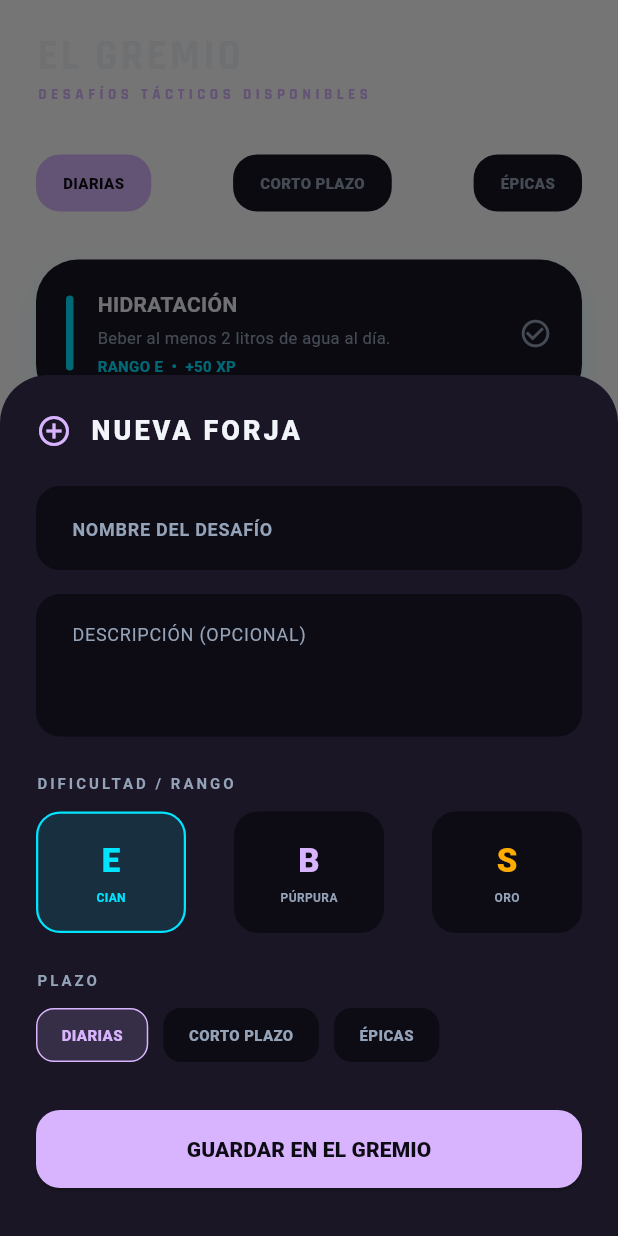
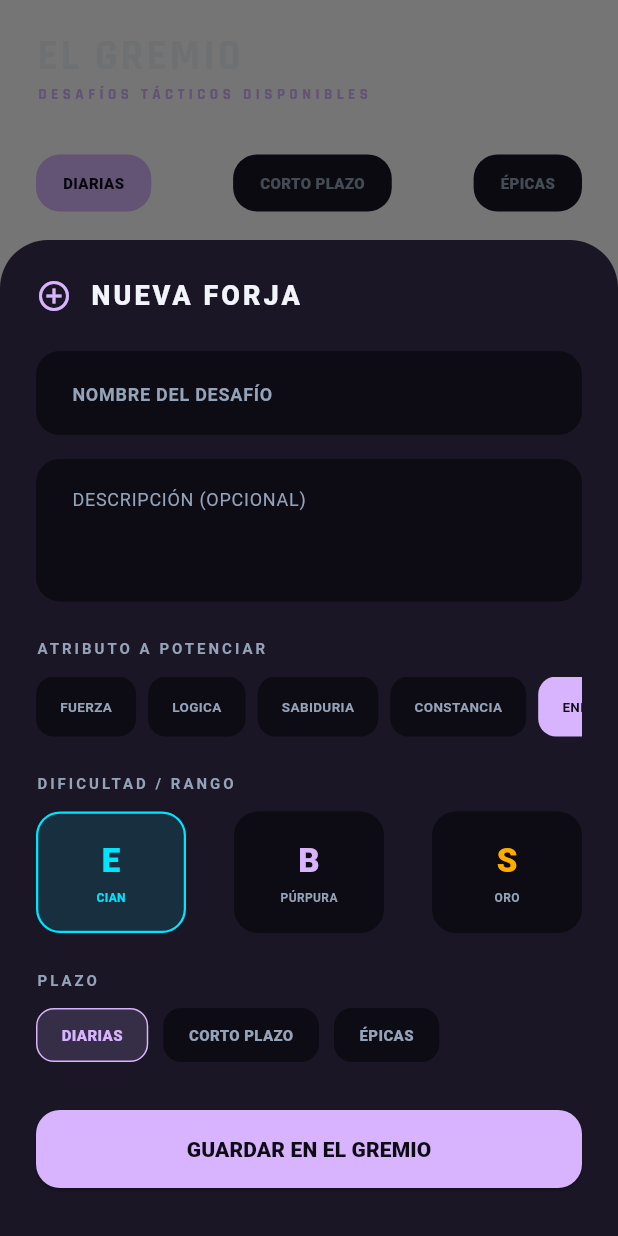
Before and after one commit to CodexAlG/Aevum-OS, a Flutter app: the GremioScreen screen opened directly, after a tap on "+ FORJAR DESAFÍO", on a phone screen of 412 x 824 dp. Run offline on Flutter 3.47's test engine with Material 3 defaults, Android fonts, the phone set to English and light mode, and no system bars; our stand-ins replace fl_chart, google_fonts, shared_preferences, speech_to_text; accounts and stored records are empty.

Commit message:
feat: implement mission management system and Gremio UI with state providers

```diff
--- a/lib/providers/mission_provider.dart
+++ b/lib/providers/mission_provider.dart
@@ -9,6 +9,7 @@ class Mission {
   final String category;
   final int xp;
   final String rank;
+  final String attribute;
   bool isDone;
 
   Mission({
@@ -18,6 +19,7 @@ class Mission {
     required this.category,
     required this.xp,
     required this.rank,
+    required this.attribute,
     this.isDone = false,
   });
 
@@ -28,6 +30,7 @@ class Mission {
     'category': category,
     'xp': xp,
     'rank': rank,
+    'attribute': attribute,
     'isDone': isDone,
   };
 
@@ -38,6 +41,7 @@ class Mission {
     category: json['category'],
     xp: json['xp'],
     rank: json['rank'],
+    attribute: json['attribute'] ?? 'Enfoque',
     isDone: json['isDone'],
   );
 }
@@ -45,7 +49,8 @@ class Mission {
 class MissionProvider with ChangeNotifier {
   List<Mission> _missions = [];
 
-  List<Mission> get missions => _missions;
+  List<Mission> get missions => _missions.where((m) => !m.isDone).toList();
+  List<Mission> get completedMissions => _missions.where((m) => m.isDone).toList();
 
   MissionProvider() {
     _loadMissions();
@@ -58,11 +63,7 @@ class MissionProvider with ChangeNotifier {
       final List<dynamic> decoded = jsonDecode(missionsJson);
       _missions = decoded.map((m) => Mission.fromJson(m)).toList();
     } else {
-      _missions = [
-        Mission(id: '1', title: 'HIDRATACIÓN', description: 'Beber al menos 2 litros de agua al día.', category: 'Diarias', xp: 50, rank: 'E'),
-        Mission(id: '2', title: 'LECTURA TÉCNICA', description: 'Leer documentación o artículos de ingeniería.', category: 'Diarias', xp: 120, rank: 'B'),
-        Mission(id: '3', title: 'CÓDIGO PURO', description: 'Completar un módulo funcional sin deuda técnica.', category: 'Corto Plazo', xp: 300, rank: 'S'),
-      ];
+      _missions = []; // Start empty as requested
     }
     notifyListeners();
   }
--- a/lib/providers/player_provider.dart
+++ b/lib/providers/player_provider.dart
@@ -2,23 +2,69 @@ import 'dart:math' as math;
 import 'package:flutter/material.dart';
 import 'package:shared_preferences/shared_preferences.dart';
 
+class Achievement {
+  final String id;
+  final String titulo;
+  final String descripcion;
+  bool isUnlocked;
+  final String condicion; // e.g., 'level_2', 'first_mission'
+
+  Achievement({
+    required this.id,
+    required this.titulo,
+    required this.descripcion,
+    this.isUnlocked = false,
+    required this.condicion,
+  });
+
+  Map<String, dynamic> toJson() => {
+    'id': id,
+    'titulo': titulo,
+    'descripcion': descripcion,
+    'isUnlocked': isUnlocked,
+    'condicion': condicion,
+  };
+
+  factory Achievement.fromJson(Map<String, dynamic> json) => Achievement(
+    id: json['id'],
+    titulo: json['titulo'],
+    descripcion: json['descripcion'],
+    isUnlocked: json['isUnlocked'] ?? false,
+    condicion: json['condicion'],
+  );
+}
+
 class PlayerProvider with ChangeNotifier {
   int _level = 1;
-  int _xp = 0;
+  int _currentXp = 0;
+  int _nextLevelXp = 100;
+  int _streak = 0;
   int _hp = 100;
-  int _nextLevelXp = 100;
 
-  // Onboarding Data
-  String _priority = 'Enfoque';
-  String _difficulty = 'Medio';
+  Map<String, double> _attributes = {
+    'Fuerza': 0,
+    'Logica': 0,
+    'Sabiduria': 0,
+    'Constancia': 0,
+    'Enfoque': 0,
+    'Vitalidad': 0
+  };
+
+  List<Achievement> _achievements = [
+    Achievement(id: 'lv2', titulo: 'NIVEL 2 ALCANZADO', descripcion: 'Has superado el umbral inicial.', condicion: 'level_2'),
+    Achievement(id: 'm1', titulo: 'PRIMERA MISIÓN', descripcion: 'Completaste tu primer desafío en el Gremio.', condicion: 'first_mission'),
+  ];
+
+  // Onboarding/System Data
   bool _isInitialized = false;
 
   int get level => _level;
-  int get xp => _xp;
+  int get currentXp => _currentXp;
+  int get nextLevelXp => _nextLevelXp;
+  int get streak => _streak;
   int get hp => _hp;
-  int get nextLevelXp => _nextLevelXp;
-  String get priority => _priority;
-  String get difficulty => _difficulty;
+  Map<String, double> get attributes => _attributes;
+  List<Achievement> get achievements => _achievements;
   bool get isInitialized => _isInitialized;
 
   PlayerProvider() {
@@ -28,11 +74,20 @@ class PlayerProvider with ChangeNotifier {
   Future<void> _loadData() async {
     final prefs = await SharedPreferences.getInstance();
     _level = prefs.getInt('level') ?? 1;
-    _xp = prefs.getInt('xp') ?? 0;
+    _currentXp = prefs.getInt('xp') ?? 0;
+    _streak = prefs.getInt('streak') ?? 0;
     _hp = prefs.getInt('hp') ?? 100;
-    _priority = prefs.getString('priority') ?? 'Enfoque';
-    _difficulty = prefs.getString('difficulty') ?? 'Medio';
     _isInitialized = prefs.getBool('isInitialized') ?? false;
+
+    // Load attributes
+    for (String key in _attributes.keys) {
+      _attributes[key] = prefs.getDouble('attr_$key') ?? 0.0;
+    }
+
+    // Load achievements (simple version)
+    for (var ach in _achievements) {
+      ach.isUnlocked = prefs.getBool('ach_${ach.id}') ?? false;
+    }
 
     _calculateNextLevelXp();
     notifyListeners();
@@ -41,16 +96,21 @@ class PlayerProvider with ChangeNotifier {
   Future<void> _saveData() async {
     final prefs = await SharedPreferences.getInstance();
     await prefs.setInt('level', _level);
-    await prefs.setInt('xp', _xp);
+    await prefs.setInt('xp', _currentXp);
+    await prefs.setInt('streak', _streak);
     await prefs.setInt('hp', _hp);
-    await prefs.setString('priority', _priority);
-    await prefs.setString('difficulty', _difficulty);
     await prefs.setBool('isInitialized', _isInitialized);
+
+    for (var entry in _attributes.entries) {
+      await prefs.setDouble('attr_${entry.key}', entry.value);
+    }
+
+    for (var ach in _achievements) {
+      await prefs.setBool('ach_${ach.id}', ach.isUnlocked);
+    }
   }
 
-  void initialize(String priority, String difficulty) {
-    _priority = priority;
-    _difficulty = difficulty;
+  void initialize() {
     _isInitialized = true;
     _saveData();
     notifyListeners();
@@ -60,29 +120,52 @@ class PlayerProvider with ChangeNotifier {
     _nextLevelXp = (100 * math.pow(_level, 1.5)).toInt();
   }
 
-  void completarDesafio(int xpGanada) {
-    _xp += xpGanada;
-    while (_xp >= _nextLevelXp) {
-      _xp -= _nextLevelXp;
+  void addXp(int amount, String category) {
+    _currentXp += amount;
+
+    // Update attribute
+    if (_attributes.containsKey(category)) {
+      _attributes[category] = (_attributes[category]! + 1.0);
+    }
+
+    // Level up logic
+    while (_currentXp >= _nextLevelXp) {
+      _currentXp -= _nextLevelXp;
       _level++;
       _calculateNextLevelXp();
-      _hp = math.min(100, _hp + 20);
+      _checkAchievements('level_$_level');
     }
+
+    _checkAchievements('first_mission'); // Simplified: any addXp could be a mission
+
     _saveData();
     notifyListeners();
   }
 
-  void updateHp(int delta) {
-    _hp = (_hp + delta).clamp(0, 100);
+  void updateStreak(int newStreak) {
+    _streak = newStreak;
     _saveData();
     notifyListeners();
   }
 
+  void _checkAchievements(String condition) {
+    for (var ach in _achievements) {
+      if (ach.condicion == condition && !ach.isUnlocked) {
+        ach.isUnlocked = true;
+      }
+    }
+  }
+
   void reset() {
     _level = 1;
-    _xp = 0;
+    _currentXp = 0;
+    _streak = 0;
     _hp = 100;
     _isInitialized = false;
+    _attributes.updateAll((key, value) => 0.0);
+    for (var ach in _achievements) {
+      ach.isUnlocked = false;
+    }
     _calculateNextLevelXp();
     _saveData();
     notifyListeners();
--- a/lib/screens/dailys_screen.dart
+++ b/lib/screens/dailys_screen.dart
@@ -107,7 +107,7 @@ class DailysScreen extends StatelessWidget {
         ),
       ),
       child: InkWell(
-        onTap: () => context.read<DailysProvider>().toggleHabit(habit.id),
+        onTap: () => context.read<DailysProvider>().toggleHabit(habit.id, context),
         borderRadius: BorderRadius.circular(24),
         child: Padding(
           padding: const EdgeInsets.all(20.0),
--- a/lib/screens/gremio_screen.dart
+++ b/lib/screens/gremio_screen.dart
@@ -154,8 +154,15 @@ class _GremioScreenState extends State<GremioScreen> {
         child: InkWell(
           onTap: () {
             HapticFeedback.heavyImpact();
-            context.read<PlayerProvider>().completarDesafio(mission.xp);
+            context.read<PlayerProvider>().addXp(mission.xp, mission.attribute);
             context.read<MissionProvider>().completeMission(mission.id);
+            ScaffoldMessenger.of(context).showSnackBar(
+              SnackBar(
+                content: Text('MISIÓN COMPLETADA: +${mission.xp} XP EN ${mission.attribute.toUpperCase()}'),
+                backgroundColor: AppColors.primary,
+                duration: const Duration(seconds: 2),
+              ),
+            );
           },
           onLongPress: () => _showDeleteConfirm(context, mission),
           borderRadius: BorderRadius.circular(28),
@@ -187,7 +194,7 @@ class _GremioScreenState extends State<GremioScreen> {
                               style: const TextStyle(fontSize: 11, color: AppColors.textSub)),
                         ),
                       const SizedBox(height: 4),
-                      Text('RANGO ${mission.rank}  •  +${mission.xp} XP',
+                      Text('RANGO ${mission.rank}  •  ${mission.attribute.toUpperCase()}  •  +${mission.xp} XP',
                           style: TextStyle(fontSize: 10, color: rankColor, fontWeight: FontWeight.bold)),
                     ],
                   ),
@@ -230,6 +237,9 @@ class _GremioScreenState extends State<GremioScreen> {
     String rank = 'E';
     int xp = 50;
     String category = _selectedCategory;
+    String attribute = 'Enfoque';
+
+    final List<String> attributes = ['Fuerza', 'Logica', 'Sabiduria', 'Constancia', 'Enfoque', 'Vitalidad'];
 
     showModalBottomSheet(
       context: context,
@@ -294,6 +304,41 @@ class _GremioScreenState extends State<GremioScreen> {
                     ),
                     const SizedBox(height: 24),
 
+                    // Attribute selector
+                    const Text('ATRIBUTO A POTENCIAR',
+                        style: TextStyle(fontSize: 10, fontWeight: FontWeight.bold, color: AppColors.textSub, letterSpacing: 2)),
+                    const SizedBox(height: 12),
+                    SizedBox(
+                      height: 40,
+                      child: ListView(
+                        scrollDirection: Axis.horizontal,
+                        children: attributes.map((attr) {
+                          bool sel = attribute == attr;
+                          return GestureDetector(
+                            onTap: () => setModalState(() => attribute = attr),
+                            child: Container(
+                              margin: const EdgeInsets.only(right: 8),
+                              padding: const EdgeInsets.symmetric(horizontal: 16),
+                              decoration: BoxDecoration(
+                                color: sel ? AppColors.primary : AppColors.surface,
+                                borderRadius: BorderRadius.circular(12),
+                              ),
+                              alignment: Alignment.center,
+                              child: Text(
+                                attr.toUpperCase(),
+                                style: TextStyle(
+                                  fontSize: 9,
+                                  fontWeight: FontWeight.bold,
+                                  color: sel ? AppColors.surface : AppColors.textSub,
+                                ),
+                              ),
+                            ),
+                          );
+                        }).toList(),
+                      ),
+                    ),
+                    const SizedBox(height: 24),
+
                     // Rank selector
                     const Text('DIFICULTAD / RANGO',
                         style: TextStyle(fontSize: 10, fontWeight: FontWeight.bold, color: AppColors.textSub, letterSpacing: 2)),
@@ -353,6 +398,7 @@ class _GremioScreenState extends State<GremioScreen> {
                                   category: category,
                                   xp: xp,
                                   rank: rank,
+                                  attribute: attribute,
                                 ));
                             setState(() => _selectedCategory = category);
                             Navigator.pop(sheetCtx);
```
Also changed, not shown: lib/providers/dailys_provider.dart (+18 -3 lines), lib/providers/note_provider.dart (+16 -14 lines), lib/screens/create_note_screen.dart (+6 -4 lines), lib/screens/nexo_screen.dart (+11 -10 lines). Lines whose indentation alone changed are shown as unchanged.
